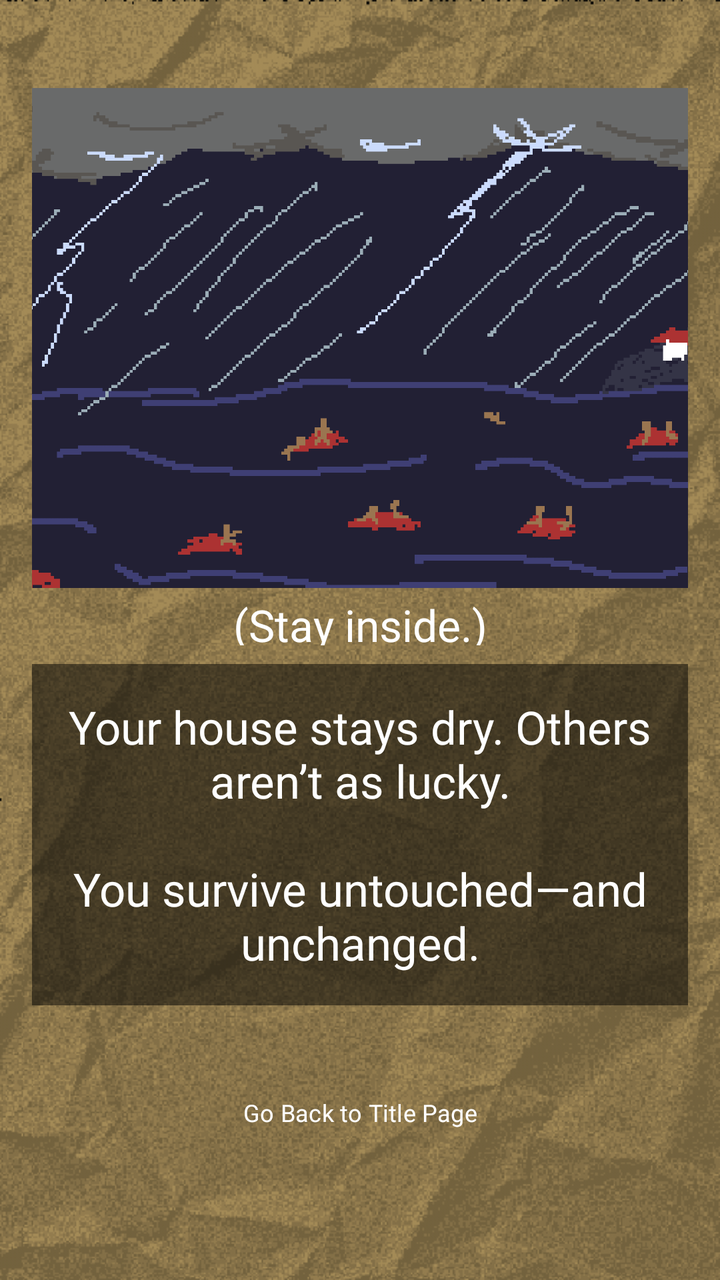
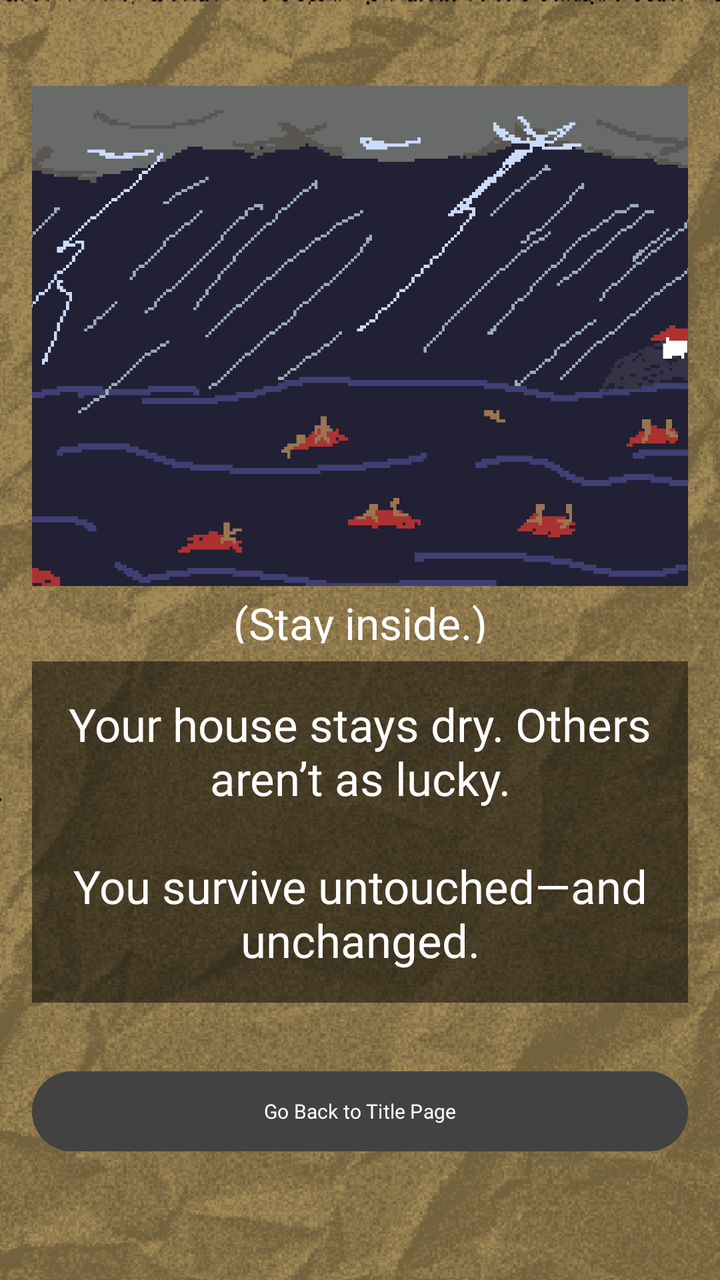

Screens rendered from an Android XML layout before and after an edit, with the pre-edit source and the edit as a unified diff.
<!-- AndroidManifest.xml: application theme Theme.ChoiceQuest -->
<!-- res/layout/activity_page2_1_3_2_2.xml -->
<?xml version="1.0" encoding="utf-8"?>
<LinearLayout xmlns:android="http://schemas.android.com/apk/res/android"
    xmlns:app="http://schemas.android.com/apk/res-auto"
    xmlns:tools="http://schemas.android.com/tools"
    android:layout_width="match_parent"
    android:layout_height="match_parent"
    android:id="@+id/page2_1_3_2_2"
    android:background="@drawable/papertexture_"
    android:backgroundTint="#f8e7c2"
    android:backgroundTintMode="multiply"
    android:gravity="center"
    android:orientation="vertical"
    android:padding="16dp"
    tools:context=".Page2_1_3_2_2">

    <View
        android:layout_width="match_parent"
        android:layout_height="0dp"
        android:layout_weight="1"/>

    <ImageView
        android:id="@+id/imageView"
        android:layout_width="412dp"
        android:layout_height="250dp"
        android:src="@drawable/page2_1_3_2_2"/>

    <View
        android:layout_width="match_parent"
        android:layout_height="1dp"
        android:layout_weight="0.1"/>
    <TextView
        android:layout_width="match_parent"
        android:layout_height="25dp"
        android:fontFamily="@font/pixelspace"
        android:textSize="22sp"
        android:gravity="center"
        android:text="(Stay inside.)"
        android:textColor="@color/white"/>

    <View
        android:layout_width="match_parent"
        android:layout_height="1dp"
        android:layout_weight="0.3"/>

    <TextView
        android:layout_width="match_parent"
        android:layout_height="wrap_content"
        android:id="@+id/tv_page2_1_3_2_2"
        android:fontFamily="@font/pixelgame_font"
        android:gravity="center"
        android:padding="16dp"
        android:background="#80000000"
        android:text="Your house stays dry. Others aren’t as lucky.\n\nYou survive untouched—and unchanged."
        android:textColor="@color/white"
        android:textSize="23sp"
        android:layout_marginBottom="16dp"/>

    <View
        android:layout_width="match_parent"
        android:layout_height="1dp"
        android:layout_weight="0.5"/>

    <Button
        android:layout_width="412dp"
        android:layout_height="45dp"
        android:fontFamily="@font/quest_font"
        android:background="@android:color/transparent"
        android:textSize="12sp"
        android:layout_marginBottom="16dp"
        android:text="Go Back to Title Page"
        android:onClick="title16" />

    <View
        android:layout_width="match_parent"
        android:layout_height="1dp"
        android:layout_weight="1"/>

</LinearLayout>
<!-- resources referenced by this layout -->
<resources>
  <color name="white">#FFFFFF</color>
  <!-- drawable page2_1_3_2_2: png bitmap (drawable, 30086 bytes) -->
  <!-- drawable papertexture_: png bitmap (drawable, 156948 bytes) -->
  <style name="Theme.ChoiceQuest" parent="Base.Theme.ChoiceQuest" />
  <style name="Base.Theme.ChoiceQuest" parent="Theme.Material3.DayNight.NoActionBar">
          
          
      </style>
</resources>

<!-- the commit's change to res/layout/activity_page2_1_3_2_2.xml (unified diff, before → after) -->
@@ -61,11 +61,12 @@
         android:layout_weight="0.5"/>
 
     <Button
-        android:layout_width="412dp"
-        android:layout_height="45dp"
+        android:layout_width="match_parent"
+        android:layout_height="wrap_content"
         android:fontFamily="@font/quest_font"
-        android:background="@android:color/transparent"
-        android:textSize="12sp"
+        android:textSize="10sp"
+        android:textColor="@color/white"
+        android:backgroundTint="@color/cardview_dark_background"
         android:layout_marginBottom="16dp"
         android:text="Go Back to Title Page"
         android:onClick="title16" />
